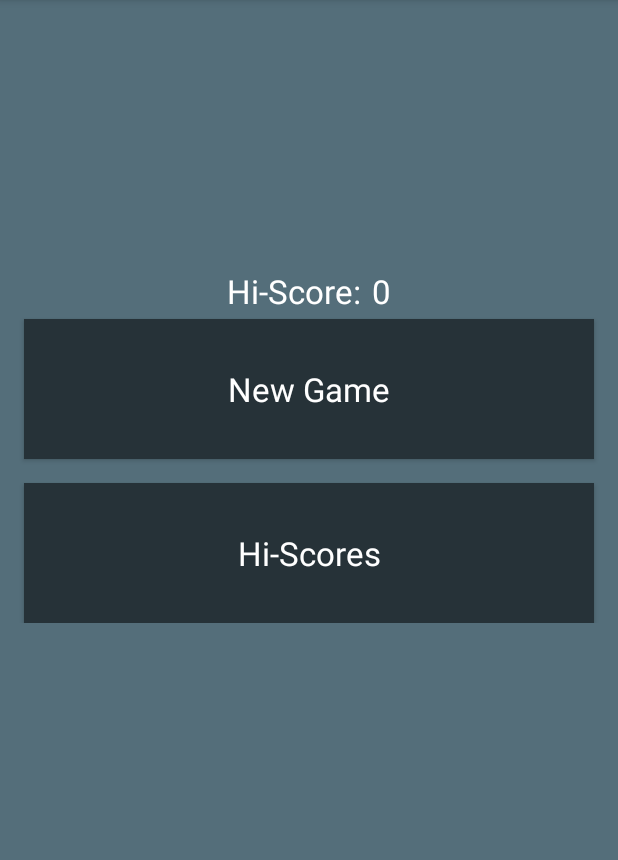
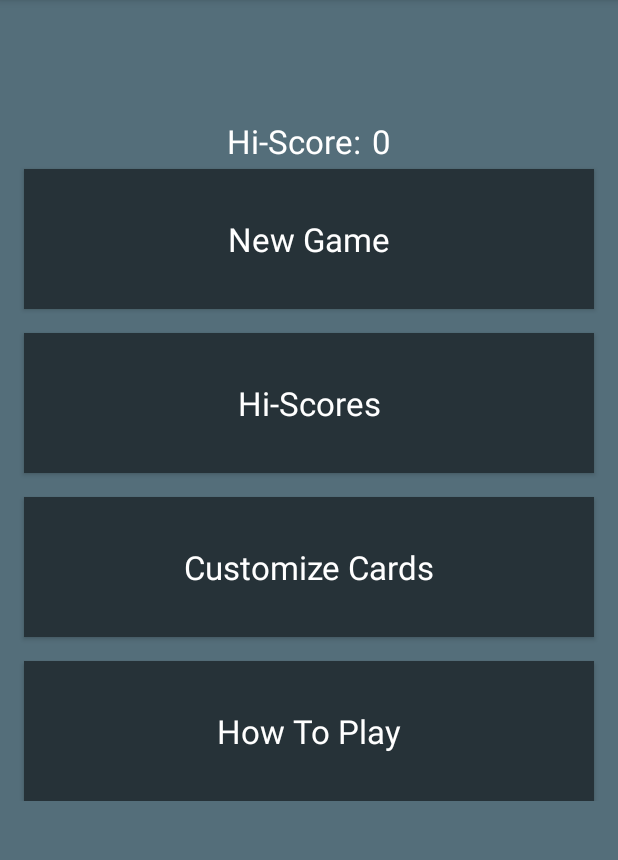
Before and after one commit to PMcGrailJr/Android_Project3, an Android app: the fragment GameScreenFragment placed in its activity, after a tap on "Return to Main Menu", on a phone screen of 412 x 824 dp, the part 84-944 px from its top. Run offline under Robolectric (Android 15) with nearby library versions, the phone set to English and light mode, and no system bars.

Commit message:
Added more noises and randomization for them. Added screen to customize images. Added how to screen and text.

```diff
--- a/app/src/main/AndroidManifest.xml
+++ b/app/src/main/AndroidManifest.xml
@@ -21,5 +21,5 @@
         </activity>
         <activity android:name=".SettingsActivity"></activity>
     </application>
-
+    <uses-permission android:name="android.permission.READ_EXTERNAL_STORAGE" />
 </manifest>
--- a/app/src/main/java/com/alaplante/project3/HiScoresAdapter.java
+++ b/app/src/main/java/com/alaplante/project3/HiScoresAdapter.java
@@ -58,6 +58,12 @@ public class HiScoresAdapter extends RecyclerView.Adapter<HiScoresAdapter.ViewHo
         return scores.size();
     }
 
-    public int getMaxValue() { return Collections.max(scores);}
+    public int getMaxValue() {
+        if (!scores.isEmpty()){
+            return Collections.max(scores);
+        } else {
+            return 0;
+        }
+    }
 
 }
--- a/app/src/main/java/com/alaplante/project3/MainMenuFragment.java
+++ b/app/src/main/java/com/alaplante/project3/MainMenuFragment.java
@@ -21,6 +21,8 @@ public class MainMenuFragment extends Fragment {
 
         final Button newGameButton = view.findViewById(R.id.newGameButton);
         final Button hiScoresButton = view.findViewById(R.id.hiScoresButton);
+        final Button customizeImageButton = view.findViewById(R.id.customizeImagesButton);
+        final Button howToButton = view.findViewById(R.id.howToButton);
         hiScoreText = view.findViewById(R.id.mainMenuHiScoreText);
         hiScoreText.setText("" + MainActivity.adapter.getMaxValue());
 
@@ -39,7 +41,16 @@ public class MainMenuFragment extends Fragment {
 
             }
         });
-
+        customizeImageButton.setOnClickListener(new View.OnClickListener(){
+            public void onClick(View v){
+                ((MainActivity) getActivity()).loadCustomizeImagesScreen();
+            }
+        });
+        howToButton.setOnClickListener(new View.OnClickListener(){
+            public void onClick(View v){
+                ((MainActivity) getActivity()).loadHowToScreen();
+            }
+        });
         // Inflate the layout for this fragment
         return view;
     }
--- a/app/src/main/res/layout/fragment_main_menu.xml
+++ b/app/src/main/res/layout/fragment_main_menu.xml
@@ -5,7 +5,7 @@
     android:layout_width="match_parent"
     android:layout_height="match_parent"
     android:layout_gravity="center"
-    android:layout_weight="1"
+    android:layout_weight="0"
     android:background="@color/colorPrimary"
     android:orientation="vertical"
     tools:context=".MainMenuFragment">
@@ -13,7 +13,7 @@
     <LinearLayout
         android:layout_width="match_parent"
         android:layout_height="wrap_content"
-        android:layout_marginTop="175dp"
+        android:layout_marginTop="75dp"
         android:orientation="horizontal">
 
         <TextView
@@ -45,6 +45,7 @@
         android:layout_gravity="center"
         android:layout_marginLeft="@dimen/fab_margin"
         android:layout_marginRight="@dimen/fab_margin"
+        android:layout_weight="1"
         android:background="@color/colorAccent"
         android:gravity="center"
         android:paddingTop="@dimen/buttonPadding"
@@ -61,6 +62,7 @@
         android:layout_marginLeft="@dimen/fab_margin"
         android:layout_marginTop="16dp"
         android:layout_marginRight="@dimen/fab_margin"
+        android:layout_weight="1"
         android:background="@color/colorAccent"
         android:gravity="center"
         android:paddingTop="@dimen/buttonPadding"
@@ -69,4 +71,38 @@
         android:textAppearance="?android:attr/textAppearanceLarge"
         android:textColor="@color/primaryTextColor" />
 
+    <Button
+        android:id="@+id/customizeImagesButton"
+        android:layout_width="match_parent"
+        android:layout_height="wrap_content"
+        android:layout_gravity="center"
+        android:layout_marginLeft="@dimen/fab_margin"
+        android:layout_marginTop="16dp"
+        android:layout_marginRight="@dimen/fab_margin"
+        android:layout_weight="1"
+        android:background="@color/colorAccent"
+        android:gravity="center"
+        android:paddingTop="@dimen/buttonPadding"
+        android:paddingBottom="@dimen/buttonPadding"
+        android:text="@string/CustomizeImageLabel"
+        android:textAppearance="?android:attr/textAppearanceLarge"
+        android:textColor="@color/primaryTextColor" />
+
+    <Button
+        android:id="@+id/howToButton"
+        android:layout_width="match_parent"
+        android:layout_height="wrap_content"
+        android:layout_gravity="center"
+        android:layout_marginLeft="@dimen/fab_margin"
+        android:layout_marginTop="16dp"
+        android:layout_marginRight="@dimen/fab_margin"
+        android:layout_weight="1"
+        android:background="@color/colorAccent"
+        android:gravity="center"
+        android:paddingTop="@dimen/buttonPadding"
+        android:paddingBottom="@dimen/buttonPadding"
+        android:text="@string/HowToLabel"
+        android:textAppearance="?android:attr/textAppearanceLarge"
+        android:textColor="@color/primaryTextColor" />
+
 </LinearLayout>
--- a/app/src/main/res/layout/fragment_score_screen.xml
+++ b/app/src/main/res/layout/fragment_score_screen.xml
@@ -1,11 +1,11 @@
 <?xml version="1.0" encoding="utf-8"?>
-<LinearLayout xmlns:android="http://schemas.android.com/apk/res/android"
+<LinearLayout
+    xmlns:android="http://schemas.android.com/apk/res/android"
     xmlns:tools="http://schemas.android.com/tools"
     android:id="@+id/scoreScreenContainer"
     android:layout_width="match_parent"
     android:layout_height="match_parent"
     android:layout_gravity="center"
-    android:layout_weight="1"
     android:background="@color/colorPrimary"
     android:orientation="vertical"
     tools:context=".ScoreScreenFragment">
--- a/app/src/main/res/values/strings.xml
+++ b/app/src/main/res/values/strings.xml
@@ -23,4 +23,12 @@
     <string name="mainMenuHiScoreText">Hi-Score:</string>
     <string name="title_activity_settings">SettingsActivity</string>
     <string name="HiScoreLabel">Hi-Scores</string>
+    <string name="CustomizeImageLabel">Customize Cards</string>
+    <string name= "ChangeImageButtonText">Change Image</string>
+    <string name="HowToLabel">How To Play</string>
+    <string name="HowToText1">How To Play:</string>
+    <string name="HowToText2">To start a game, select "New Game". The front of the cards will be displayed for a few moments. Once the cards are flipped back over, select two cards. If they match, they will stay displaying the front. If they do not match, they will flip back over. When the cards are all matched or the timer in the top right runs out, the game will be over and the score will be displayed.</string>
+    <string name="HowToText3">To view the high scores, select "Hi-Scores". They will be displayed in order from highest to lowest. Select the android back button to return to the main menu.</string>
+    <string name="HowToText4">To use custom images, select "Custom Cards". Select "Change Image" for each available image and select the image from the photo gallery.</string>
+    <string name="HowToText5">To change the settings, select the icon of three circles in the top right of the screen. The time can be change and "Extreme Mode" can be activated. In Extreme Mode, the cards do not initially display.</string>
 </resources>
```
Also changed, not shown: app/src/main/java/com/alaplante/project3/CustomizeImagesFragment.java (added, +118 -0 lines), app/src/main/java/com/alaplante/project3/GameScreenFragment.java (+40 -3 lines), app/src/main/java/com/alaplante/project3/HowToFragment.java (added, +35 -0 lines), app/src/main/java/com/alaplante/project3/MainActivity.java (+16 -0 lines), app/src/main/res/layout/customize_images_screen.xml (added, +181 -0 lines), app/src/main/res/layout/how_to_screen.xml (added, +71 -0 lines), 3 other files.
